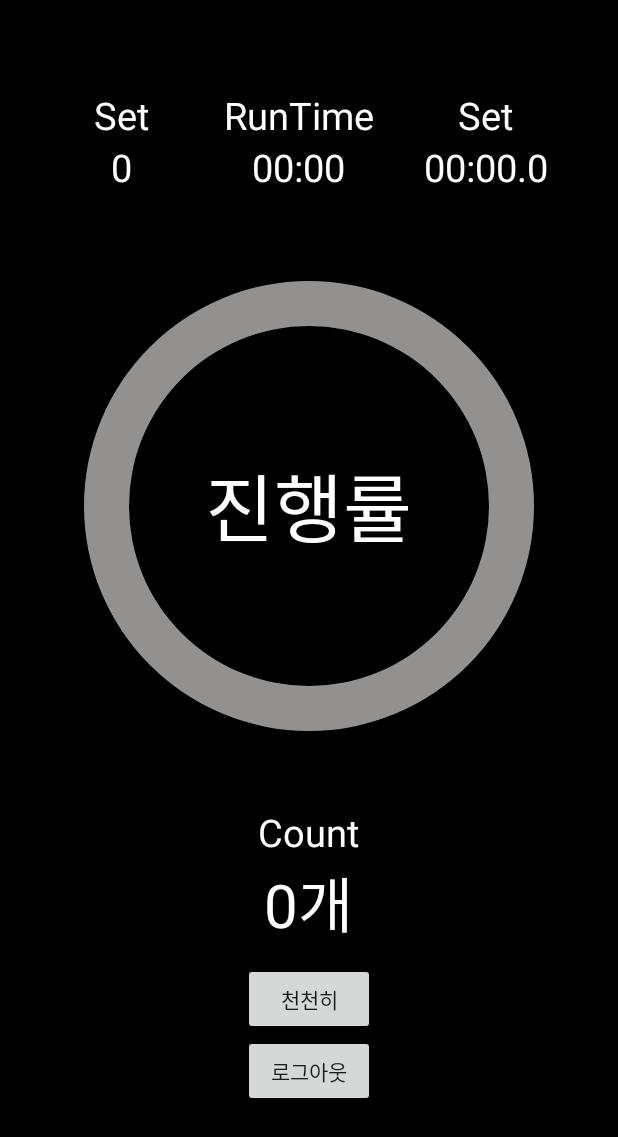
After one commit to sangyun5108/SmartHealthCare, an Android app: the MainActivity screen opened directly, with no data from a screen before it, on a phone screen of 412 x 824 dp. The commit adds this screen. Shown: the top 1137 px of the screen. Run offline under Robolectric (Android 15) with nearby library versions, the phone set to English and light mode, and no system bars; our stand-ins replace Firebase (no records; nobody signed in at launch, a user with empty details on screens opened directly).

Commit message:
main화면에 들어갈 count UI 만들기

```diff
--- a/app/src/main/AndroidManifest.xml
+++ b/app/src/main/AndroidManifest.xml
@@ -17,6 +17,9 @@
         android:roundIcon="@mipmap/ic_launcher_round"
         android:supportsRtl="true"
         android:theme="@style/Theme.SmartHealthCare">
+        <activity
+            android:name=".MainActivity"
+            android:exported="false" />
         <activity
             android:name=".exercisecount.exCountActivity"
             android:exported="false" />
--- a/app/src/main/java/com/sypark/smarthealthcare/IntroActivity.kt
+++ b/app/src/main/java/com/sypark/smarthealthcare/IntroActivity.kt
@@ -13,7 +13,6 @@ import com.google.firebase.auth.FirebaseAuth
 import com.google.firebase.auth.ktx.auth
 import com.google.firebase.ktx.Firebase
 import com.sypark.smarthealthcare.auth.AuthActivity
-import com.sypark.smarthealthcare.exercisecount.exCountActivity
 
 
 class IntroActivity : AppCompatActivity() {
@@ -36,7 +35,7 @@ class IntroActivity : AppCompatActivity() {
 
         if(auth.currentUser!=null){
             Handler().postDelayed({
-                val intent = Intent(this, exCountActivity::class.java)
+                val intent = Intent(this, MainActivity::class.java)
                 startActivity(intent)
                 finish()
             },2000)
--- /dev/null
+++ b/app/src/main/java/com/sypark/smarthealthcare/MainActivity.kt
@@ -0,0 +1,11 @@
+package com.sypark.smarthealthcare
+
+import androidx.appcompat.app.AppCompatActivity
+import android.os.Bundle
+
+class MainActivity : AppCompatActivity() {
+    override fun onCreate(savedInstanceState: Bundle?) {
+        super.onCreate(savedInstanceState)
+        setContentView(R.layout.activity_main)
+    }
+}
--- a/app/src/main/java/com/sypark/smarthealthcare/auth/JoinActivity.kt
+++ b/app/src/main/java/com/sypark/smarthealthcare/auth/JoinActivity.kt
@@ -10,9 +10,8 @@ import android.widget.Toast
 import com.google.firebase.auth.FirebaseAuth
 import com.google.firebase.auth.ktx.auth
 import com.google.firebase.ktx.Firebase
+import com.sypark.smarthealthcare.MainActivity
 import com.sypark.smarthealthcare.R
-import com.sypark.smarthealthcare.exercisecount.exCountActivity
-
 class JoinActivity : AppCompatActivity() {
 
     private var permission:Boolean = true
@@ -93,7 +92,7 @@ class JoinActivity : AppCompatActivity() {
             .addOnCompleteListener(this) { task ->
                 if (task.isSuccessful) {
                     Toast.makeText(baseContext,"회원가입 성공",Toast.LENGTH_SHORT).show()
-                    val intent = Intent(this, exCountActivity::class.java)
+                    val intent = Intent(this, MainActivity::class.java)
                     startActivity(intent)
                     finish()
                 } else {
--- a/app/src/main/java/com/sypark/smarthealthcare/exercisecount/exCountActivity.kt
+++ b/app/src/main/java/com/sypark/smarthealthcare/mainCountFragment.kt
@@ -1,39 +1,48 @@
-package com.sypark.smarthealthcare.exercisecount
+package com.sypark.smarthealthcare
 
 import android.content.Intent
-import androidx.appcompat.app.AppCompatActivity
 import android.os.Bundle
+import androidx.fragment.app.Fragment
+import android.view.LayoutInflater
+import android.view.View
+import android.view.ViewGroup
 import android.widget.Button
 import android.widget.ProgressBar
 import android.widget.TextView
 import com.google.firebase.auth.ktx.auth
 import com.google.firebase.ktx.Firebase
-import com.sypark.smarthealthcare.R
 import com.sypark.smarthealthcare.auth.AuthActivity
 
-class exCountActivity : AppCompatActivity() {
+class mainCountFragment : Fragment() {
     override fun onCreate(savedInstanceState: Bundle?) {
         super.onCreate(savedInstanceState)
-        setContentView(R.layout.activity_ex_count)
+    }
 
-        val progressbar = findViewById<ProgressBar>(R.id.progressbar)
-        val button = findViewById<Button>(R.id.countButton)
-        val percent = findViewById<TextView>(R.id.percent)
-        val countNumber = findViewById<TextView>(R.id.countNumber)
-        val logOutBtn = findViewById<Button>(R.id.logOutButton)
+    override fun onCreateView(
+        inflater: LayoutInflater, container: ViewGroup?,
+        savedInstanceState: Bundle?
+    ): View? {
+
+        val view = inflater.inflate(R.layout.fragment_main_count,container,false)
+
+        val progressbar = view.findViewById<ProgressBar>(R.id.progressbar)
+        val button = view.findViewById<Button>(R.id.countButton)
+        val percent = view.findViewById<TextView>(R.id.percent)
+        val countNumber = view.findViewById<TextView>(R.id.countNumber)
+        val logOutBtn = view.findViewById<Button>(R.id.logOutButton)
 
         var pStatus = progressbar.progress
         var count = 0
 
         button.setOnClickListener {
             kotlin.concurrent.timer(period = 7, initialDelay = 0) {
-                runOnUiThread {
+                activity?.runOnUiThread {
                     percent.text="${pStatus+1}%"
                 }
                 progressbar.setProgress(++pStatus)
                 if(progressbar.progress==100){
                     cancel()
-                    runOnUiThread {
+                    activity?.runOnUiThread {
                         countNumber.text="${++count}개"
                         percent.text="100%"
                     }
@@ -50,9 +59,12 @@ class exCountActivity : AppCompatActivity() {
         logOutBtn.setOnClickListener {
             Firebase.auth.signOut()
 
-            val intent = Intent(this,AuthActivity::class.java)
+            val intent = Intent(requireContext(), AuthActivity::class.java)
             startActivity(intent)
-            finish()
         }
+
+        return view
+
     }
+
 }
--- a/app/src/main/res/layout/activity_main.xml
+++ b/app/src/main/res/layout/activity_main.xml
@@ -6,14 +6,16 @@
     android:layout_height="match_parent"
     tools:context=".MainActivity">
 
-    <TextView
-        android:id="@+id/tv_message"
-        android:layout_width="wrap_content"
-        android:layout_height="wrap_content"
-        android:text="NFC Messages"
-        app:layout_constraintBottom_toBottomOf="parent"
-        app:layout_constraintLeft_toLeftOf="parent"
-        app:layout_constraintRight_toRightOf="parent"
-        app:layout_constraintTop_toTopOf="parent"/>
+
+    <androidx.fragment.app.FragmentContainerView
+        android:id="@+id/fragmentContainerView2"
+        android:name="androidx.navigation.fragment.NavHostFragment"
+        android:layout_width="match_parent"
+        android:layout_height="match_parent"
+        app:defaultNavHost="true"
+        app:navGraph="@navigation/main_nav"
+        tools:layout_editor_absoluteX="1dp"
+        tools:layout_editor_absoluteY="1dp" />
+
 
 </androidx.constraintlayout.widget.ConstraintLayout>
--- a/app/src/main/res/layout/activity_ex_count.xml
+++ b/app/src/main/res/layout/fragment_main_count.xml
@@ -6,7 +6,7 @@
     android:layout_height="match_parent"
     android:orientation="vertical"
     android:background="@color/black"
-    tools:context=".exercisecount.exCountActivity">
+    tools:context=".mainCountFragment">
 
     <LinearLayout
         android:layout_width="match_parent"
--- /dev/null
+++ b/app/src/main/res/navigation/main_nav.xml
@@ -0,0 +1,43 @@
+<?xml version="1.0" encoding="utf-8"?>
+<navigation xmlns:android="http://schemas.android.com/apk/res/android"
+    xmlns:app="http://schemas.android.com/apk/res-auto"
+    xmlns:tools="http://schemas.android.com/tools"
+    android:id="@+id/main_nav"
+    app:startDestination="@id/mainCountFragment">
+    <fragment
+        android:id="@+id/mainCountFragment"
+        android:name="com.sypark.smarthealthcare.mainCountFragment"
+        android:label="fragment_main_count"
+        tools:layout="@layout/fragment_main_count" >
+        <action
+            android:id="@+id/action_mainCountFragment_to_mainRecordFragment"
+            app:destination="@id/mainRecordFragment" />
+        <action
+            android:id="@+id/action_mainCountFragment_to_mainSetingFragment2"
+            app:destination="@id/mainSetingFragment2" />
+    </fragment>
+    <fragment
+        android:id="@+id/mainRecordFragment"
+        android:name="com.sypark.smarthealthcare.mainRecordFragment"
+        android:label="fragment_main_record"
+        tools:layout="@layout/fragment_main_record" >
+        <action
+            android:id="@+id/action_mainRecordFragment_to_mainCountFragment"
+            app:destination="@id/mainCountFragment" />
+        <action
+            android:id="@+id/action_mainRecordFragment_to_mainSetingFragment2"
+            app:destination="@id/mainSetingFragment2" />
+    </fragment>
+    <fragment
+        android:id="@+id/mainSetingFragment2"
+        android:name="com.sypark.smarthealthcare.mainSetingFragment"
+        android:label="fragment_main_seting"
+        tools:layout="@layout/fragment_main_seting" >
+        <action
+            android:id="@+id/action_mainSetingFragment2_to_mainCountFragment"
+            app:destination="@id/mainCountFragment" />
+        <action
+            android:id="@+id/action_mainSetingFragment2_to_mainRecordFragment"
+            app:destination="@id/mainRecordFragment" />
+    </fragment>
+</navigation>
```
Also changed, not shown: app/src/main/java/com/sypark/smarthealthcare/auth/LoginActivity.kt (+2 -5 lines), app/src/main/java/com/sypark/smarthealthcare/mainRecordFragment.kt (added, +19 -0 lines), app/src/main/java/com/sypark/smarthealthcare/mainSetingFragment.kt (added, +20 -0 lines), app/src/main/res/layout/fragment_main_record.xml (added, +14 -0 lines), app/src/main/res/layout/fragment_main_seting.xml (added, +14 -0 lines), app/src/main/res/drawable/checkmark.png (added), app/src/main/res/drawable/dumbell.png (added), app/src/main/res/drawable/edit.png (added), app/src/main/res/drawable/settings.png (added).
